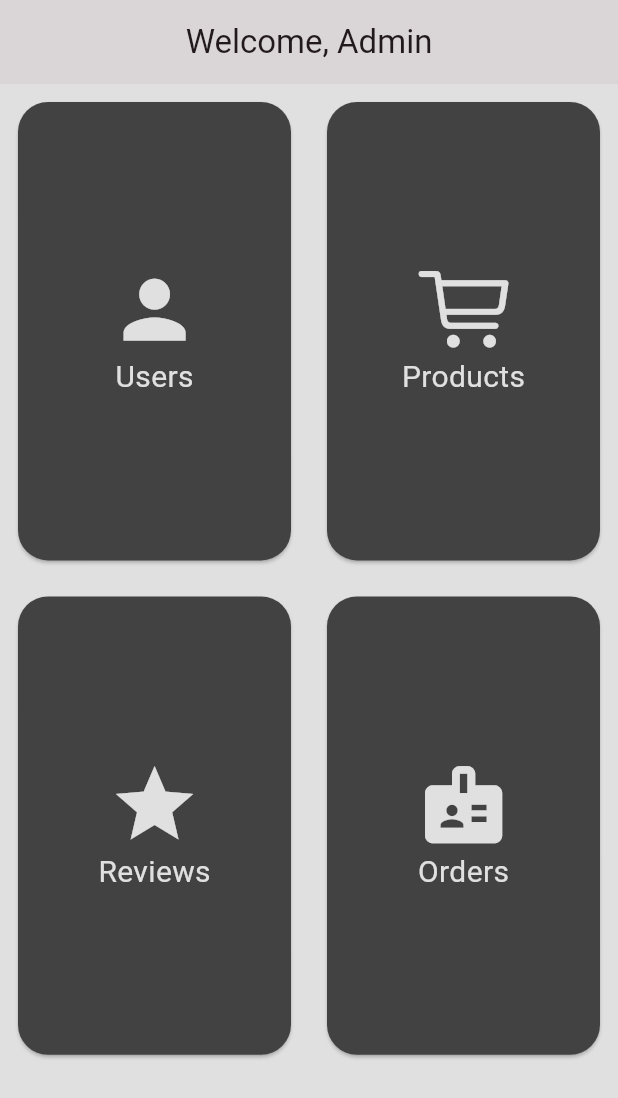
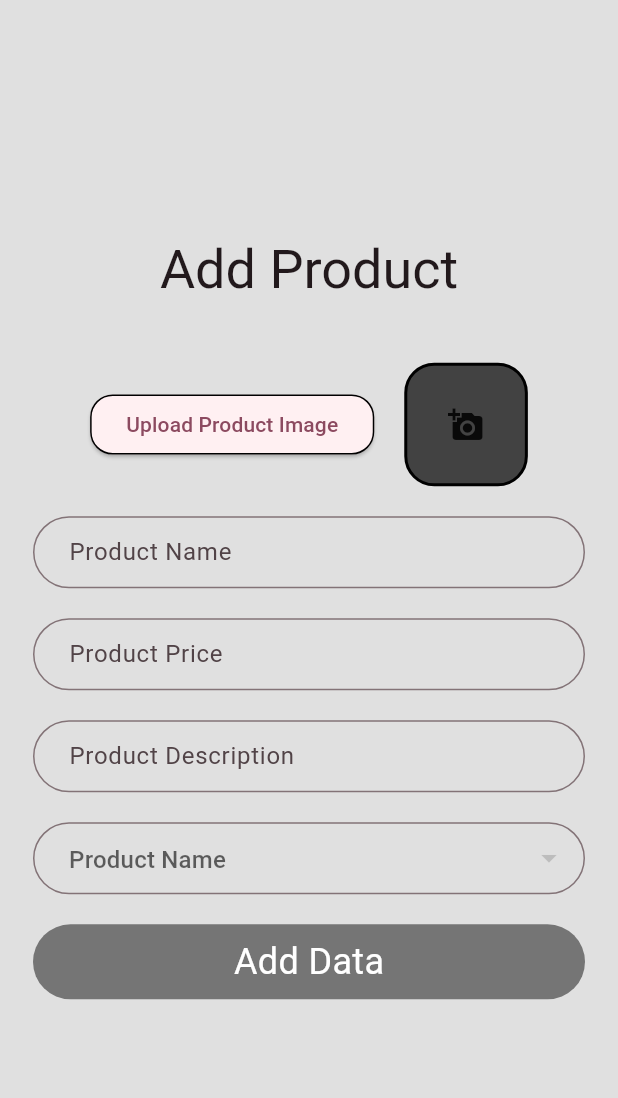
Before and after one commit to Huzaifa236/Watches_hub, a Flutter app: the screen it shows after launch, on a phone screen of 412 x 824 dp. Shown: the top 1098 px of the screen. Run offline on Flutter 3.47's test engine with Material 3 defaults, Android fonts, the phone set to English and light mode, and no system bars; our stand-ins replace cloud_firestore, firebase_auth, firebase_core, image_picker; accounts and stored records are empty.

Commit message:
Second changes

```diff
--- /dev/null
+++ b/lib/Admin/Pages/productPages/add_products.dart
@@ -0,0 +1,180 @@
+
+
+
+
+import 'dart:io';
+import 'dart:typed_data';
+
+
+import 'package:flutter/material.dart';
+import 'package:image_picker/image_picker.dart';
+import 'package:watches_hub/Admin/Pages/productPages/widgets.dart';
+import 'package:watches_hub/Constants/app_colors.dart';
+
+import '../../../Widgets/my_button.dart';
+
+class AddProducts extends StatefulWidget {
+  const AddProducts({super.key});
+
+  @override
+  State<AddProducts> createState() => _AddProductsState();
+}
+
+class _AddProductsState extends State<AddProducts> {
+  Map map={
+    "Name":"productName",
+    "Price":"productPrice",
+    "Desc":"productDesc",
+    "image": "image",
+    "Brand":"brand",
+  };
+  final TextEditingController productNameController =TextEditingController();
+  final TextEditingController productPriceController =TextEditingController();
+  final TextEditingController productDescController =TextEditingController();
+  final TextEditingController productBrandController =TextEditingController();
+  final GlobalKey<FormState> key = GlobalKey<FormState>();
+  File? image;
+  Uint8List? web;
+  @override
+  Widget build(BuildContext context) {
+    return Scaffold(
+      backgroundColor: AppColors.backgroundColor,
+      body: Form(
+        key: key,
+        child: Padding(
+          padding: const EdgeInsets.all(12.0),
+          child: Column(
+            mainAxisAlignment: MainAxisAlignment.center,
+            children: [
+              Text("Add Product",style: Theme.of(context).textTheme.displaySmall,),
+              const SizedBox(height: 40),
+              Row(
+                mainAxisAlignment: MainAxisAlignment.center,
+                children: [
+                  ElevatedButton(
+                      style: ElevatedButton.styleFrom(
+                        shape: RoundedRectangleBorder(
+                          borderRadius: BorderRadius.circular(15),
+                          side: const BorderSide(color: Colors.black,width: 1)
+                        )
+                      ),
+                      onPressed: (){
+                        showDialog(context: context, builder: (context){
+                          return ImageDialog(onTapCamera: (){
+                            print("object");
+                          },onTapGallery: (){},);
+                        });
+                  }, child: const Text("Upload Product Image")),
+                  const SizedBox(width: 20,),
+                  Container(
+                    height: MediaQuery.of(context).size.height*0.100,
+                    width: MediaQuery.of(context).size.height*0.100,
+                    decoration: BoxDecoration(
+                      color: AppColors.drawerBackgroud,
+                      border: Border.all(color: Colors.black,width: 2),
+                      borderRadius: BorderRadius.circular(20),
+                    ),
+                    child: const Icon(Icons.add_a_photo),
+                  ),
+                ],
+              ),
+              const SizedBox(height: 20),
+              Padding(
+                padding: const EdgeInsets.symmetric(horizontal: 10.0),
+                child: TextFormField(
+                  controller: productNameController,
+                  cursorColor: Colors.black,
+                  validator: (value){
+                    if(value == null || value.isEmpty){
+                      return "Product Name is empty";
+                    }
+                    return null;
+                  },
+                  decoration: InputDecoration(
+                      hintText: "Product Name",
+                      contentPadding: const EdgeInsets.only(left: 20.0),
+                      border: OutlineInputBorder(
+                        borderRadius: BorderRadius.circular(30),
+                        borderSide: BorderSide(color: Colors.grey.shade900,
+                            width: 3),
+                      )
+                  ),
+                ),
+              ),
+              const SizedBox(height: 20,),
+              Padding(
+                padding: const EdgeInsets.symmetric(horizontal: 10.0),
+                child: TextFormField(
+                  controller: productPriceController,
+                  cursorColor: Colors.black,
+                  validator: (value){
+                    if(value == null || value.isEmpty){
+                      return "Product Price is empty";
+                    }
+                    return null;
+                  },
+                  decoration: InputDecoration(
+                      hintText: "Product Price",
+                      contentPadding: const EdgeInsets.only(left: 20.0),
+                      border: OutlineInputBorder(
+                        borderRadius: BorderRadius.circular(30),
+                        borderSide: BorderSide(color: Colors.grey.shade900,
+                            width: 3),
+                      )
+                  ),
+                ),
+              ),
+              const SizedBox(height: 20,),
+              Padding(
+                padding: const EdgeInsets.symmetric(horizontal: 10.0),
+                child: TextFormField(
+                  controller: productDescController,
+                  cursorColor: Colors.black,
+                  validator: (value){
+                    if(value == null || value.isEmpty){
+                      return "Product Description is empty";
+                    }
+                    return null;
+                  },
+                  decoration: InputDecoration(
+                      hintText: "Product Description",
+                      contentPadding: const EdgeInsets.only(left: 20.0),
+                      border: OutlineInputBorder(
+                        borderRadius: BorderRadius.circular(30),
+                        borderSide: BorderSide(color: Colors.grey.shade900,
+                            width: 3),
+                      )
+                  ),
+                ),
+              ),
+              const SizedBox(height: 20,),
+              Padding(
+                padding: const EdgeInsets.symmetric(horizontal: 10.0),
+                child: DropdownButtonFormField(
+                    decoration: InputDecoration(
+                    hintText: "Product Name",
+                    contentPadding: const EdgeInsets.only(left: 20.0),
+                    border: OutlineInputBorder(
+                      borderRadius: BorderRadius.circular(30),
+                      borderSide: BorderSide(color: Colors.grey.shade900,
+                          width: 3),
+                    )
+                ),
+                    items: [], onChanged: (value){}),
+              ),
+              const SizedBox(height: 20,),
+              MyButton(text: 'Add Data', onTap: ()async{
+                if(key.currentState!.validate()) {
+                  // await adminServices.addUser(userController.text,emailController.text.trim(), passwordController.text, context);
+                  if(context.mounted) {
+                    Navigator.pop(context);
+                  }
+                }
+              },),
+            ],
+          ),
+        ),
+      ),
+    );
+  }
+}
--- a/lib/main.dart
+++ b/lib/main.dart
@@ -1,12 +1,6 @@
-import 'package:firebase_auth/firebase_auth.dart';
 import 'package:firebase_core/firebase_core.dart';
 import 'package:flutter/material.dart';
-import 'package:watches_hub/Admin/admin_page.dart';
-import 'package:watches_hub/Screens/Auth/login_screen.dart';
-import 'package:watches_hub/Screens/Home.dart';
-
-import 'Screens/Auth/splash_Screen.dart';
-import 'Screens/profile_screen.dart';
+import 'package:watches_hub/Admin/Pages/productPages/add_products.dart';
 import 'firebase_options.dart';
 
 void main()async {
@@ -53,7 +47,7 @@ class _MyAppState extends State<MyApp> {
         colorScheme: ColorScheme.fromSeed(seedColor: Colors.black12),
         useMaterial3: true,
       ),
-      home:const AdminPage(),
+      home:const AddProducts(),
     );
   }
 }
--- a/pubspec.yaml
+++ b/pubspec.yaml
@@ -39,6 +39,7 @@ dependencies:
   firebase_auth: ^5.1.4
   cloud_firestore: ^5.2.1
   uuid: ^4.5.0
+  image_picker: ^1.1.2
 
 
 dev_dependencies:
```
Also changed, not shown: lib/Admin/Pages/productPages/products.dart (+57 -1 lines), lib/Admin/Pages/productPages/update_products.dart (added, +167 -0 lines), lib/Admin/Pages/productPages/widgets.dart (added, +52 -0 lines), pubspec.lock, 5 other files.
